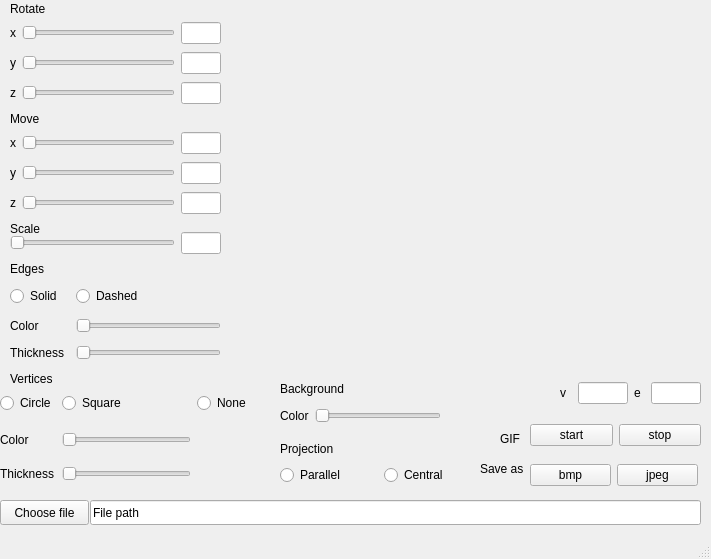
This is src/core/mainwindow.ui in mynativesneverdie/3DViewer_v1.0_by_kents as Qt 5 draws it before an edit. The edited form follows.
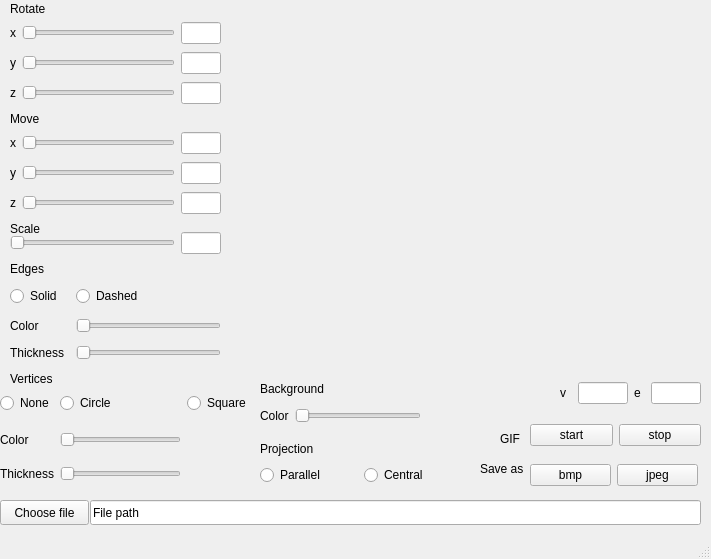
This is the edited form.

```diff
--- a/src/core/mainwindow.ui
+++ b/src/core/mainwindow.ui
@@ -415,13 +415,6 @@
      </rect>
     </property>
     <layout class="QGridLayout" name="gridLayout_7">
-     <item row="0" column="0">
-      <widget class="QRadioButton" name="radioButton_5">
-       <property name="text">
-        <string>Circle</string>
-       </property>
-      </widget>
-     </item>
      <item row="0" column="2">
       <widget class="QRadioButton" name="radioButton_4">
        <property name="text">
@@ -429,28 +422,35 @@
        </property>
       </widget>
      </item>
-     <item row="1" column="0">
+     <item row="3" column="0">
+      <widget class="QLabel" name="label_19">
+       <property name="text">
+        <string>Thickness</string>
+       </property>
+      </widget>
+     </item>
+     <item row="2" column="0">
       <widget class="QLabel" name="label_18">
        <property name="text">
         <string>Color</string>
        </property>
       </widget>
      </item>
-     <item row="0" column="3">
+     <item row="0" column="0">
       <widget class="QRadioButton" name="radioButton_3">
        <property name="text">
         <string>None</string>
        </property>
       </widget>
      </item>
-     <item row="2" column="0">
-      <widget class="QLabel" name="label_19">
+     <item row="0" column="1">
+      <widget class="QRadioButton" name="radioButton_5">
        <property name="text">
-        <string>Thickness</string>
+        <string>Circle</string>
        </property>
       </widget>
      </item>
-     <item row="1" column="2">
+     <item row="2" column="1">
       <widget class="QSlider" name="horizontalSlider_12">
        <property name="maximum">
         <number>255</number>
@@ -460,7 +460,7 @@
        </property>
       </widget>
      </item>
-     <item row="2" column="2">
+     <item row="3" column="1">
       <widget class="QSlider" name="horizontalSlider_13">
        <property name="orientation">
         <enum>Qt::Horizontal</enum>
@@ -472,7 +472,7 @@
    <widget class="QWidget" name="gridLayoutWidget_7">
     <property name="geometry">
      <rect>
-      <x>280</x>
+      <x>260</x>
       <y>400</y>
       <width>161</width>
       <height>31</height>
@@ -501,7 +501,7 @@
    <widget class="QLabel" name="label_21">
     <property name="geometry">
      <rect>
-      <x>280</x>
+      <x>260</x>
       <y>380</y>
       <width>81</width>
       <height>17</height>
@@ -514,7 +514,7 @@
    <widget class="QLabel" name="label_22">
     <property name="geometry">
      <rect>
-      <x>280</x>
+      <x>260</x>
       <y>440</y>
       <width>81</width>
       <height>17</height>
@@ -527,7 +527,7 @@
    <widget class="QWidget" name="gridLayoutWidget_8">
     <property name="geometry">
      <rect>
-      <x>280</x>
+      <x>260</x>
       <y>460</y>
       <width>201</width>
       <height>31</height>
```
